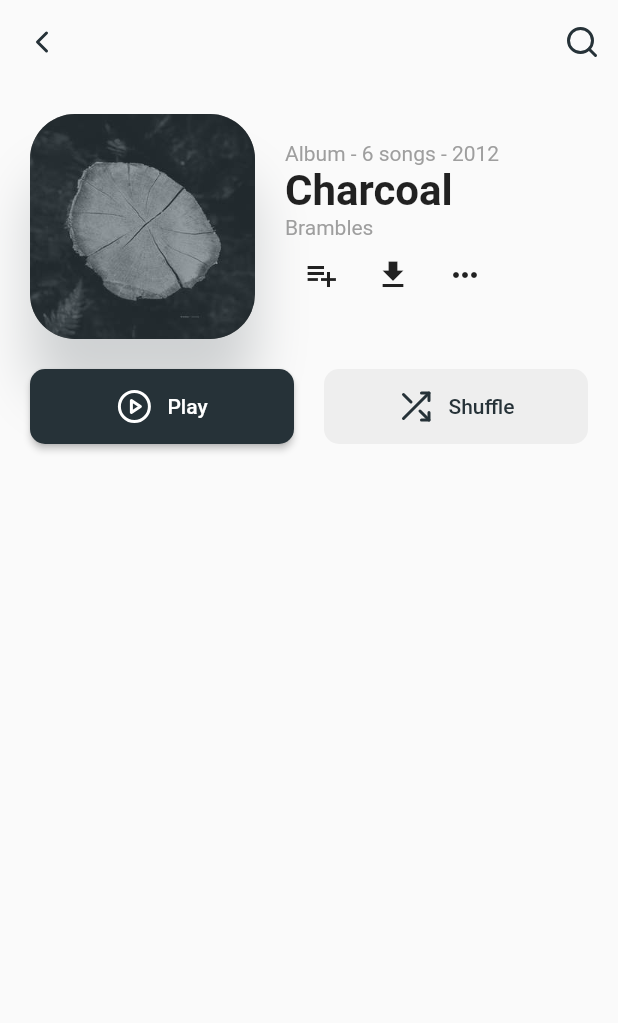
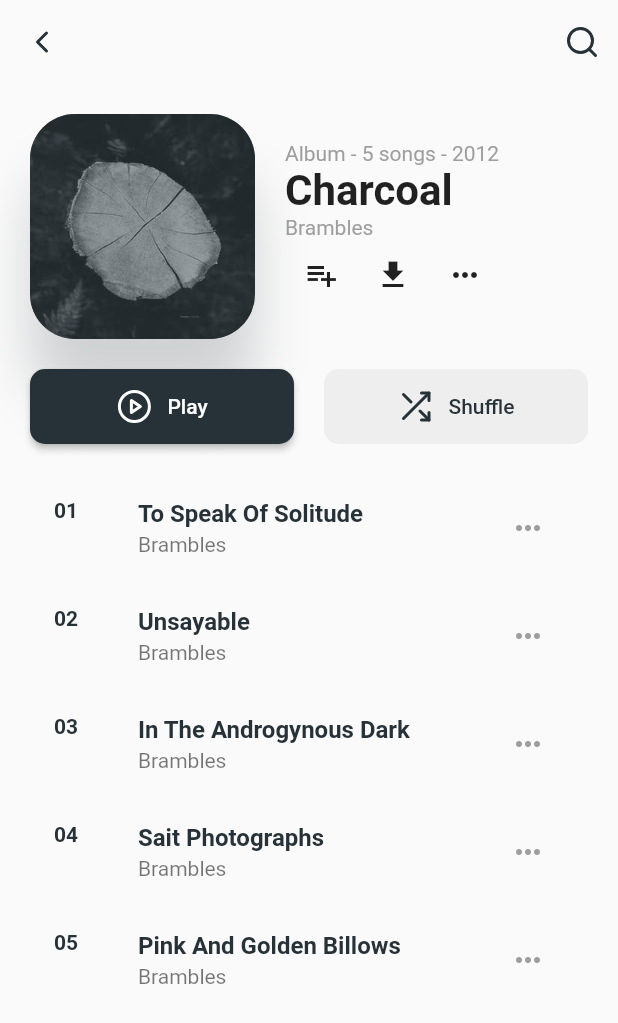
Before and after one commit to michaelmartins09/ui_player_flutter, a Flutter app: the screen it shows after launch, on a phone screen of 412 x 824 dp. Shown: the top 1023 px of the screen. Run offline on Flutter 3.47's test engine with Material 2 defaults, Android fonts, the phone set to English and light mode, and no system bars; our stand-ins replace flutter_feather_icons, font_awesome_flutter.

Commit message:
added: music model and list music from page

```diff
--- /dev/null
+++ b/lib/app/models/music_model.dart
@@ -0,0 +1,8 @@
+class MusicModel {
+  String id;
+  String title;
+  String album;
+  String duration;
+
+  MusicModel({this.id, this.title, this.album, this.duration});
+}
--- a/lib/app/pages/library/library_page.dart
+++ b/lib/app/pages/library/library_page.dart
@@ -1,6 +1,6 @@
 import 'package:flutter/material.dart';
 import 'package:flutter_feather_icons/flutter_feather_icons.dart';
-import 'package:font_awesome_flutter/font_awesome_flutter.dart';
+import 'package:ui_player_flutter/app/models/music_model.dart';
 import 'package:ui_player_flutter/app/shared/theme/strings.dart';
 
 class LibraryPage extends StatefulWidget {
@@ -9,6 +9,15 @@ class LibraryPage extends StatefulWidget {
 }
 
 class _LibraryPageState extends State<LibraryPage> {
+
+  List<MusicModel> listMusic = [
+    MusicModel(id: "01", title: "To Speak Of Solitude", album:"Brambles", duration: "4:21"),
+    MusicModel(id: "02", title: "Unsayable", album:"Brambles", duration: "2:52"),
+    MusicModel(id: "03", title: "In The Androgynous Dark", album:"Brambles", duration: "4:43"),
+    MusicModel(id: "04", title: "Sait Photographs", album:"Brambles", duration: "6:54"),
+    MusicModel(id: "05", title: "Pink And Golden Billows", album:"Brambles", duration: "2:58"),
+  ];
+
   @override
   Widget build(BuildContext context) {
     return Scaffold(
@@ -64,7 +73,7 @@ class _LibraryPageState extends State<LibraryPage> {
                 Column(
                   crossAxisAlignment: CrossAxisAlignment.start,
                   children: <Widget>[
-                    Text("Album - 6 songs - 2012", style: TextStyle(
+                    Text("Album - 5 songs - 2012", style: TextStyle(
                       color: Colors.grey
                     )),
                     Text("Charcoal", style: TextStyle(
@@ -129,7 +138,23 @@ class _LibraryPageState extends State<LibraryPage> {
                   ),
                 ),
               ],
-            )
+            ),
+            SizedBox(height: 20),
+            Expanded(
+              child: Column(
+                crossAxisAlignment: CrossAxisAlignment.stretch,
+                children: listMusic.map((item) => ListTile(
+                  leading: Text(item.id, style: TextStyle(
+                    fontWeight: FontWeight.bold, color: Theme.of(context).primaryColor
+                  )),
+                  title: Text(item.title, style: TextStyle(
+                    fontWeight: FontWeight.bold, color: Theme.of(context).primaryColor
+                  )),
+                  subtitle: Text(item.album),
+                  trailing: IconButton(icon: Icon(Icons.more_horiz, color: Colors.grey), onPressed: (){}),
+                )).toList(),
+              ),
+            ),
           ],
         ),
       ),
```
